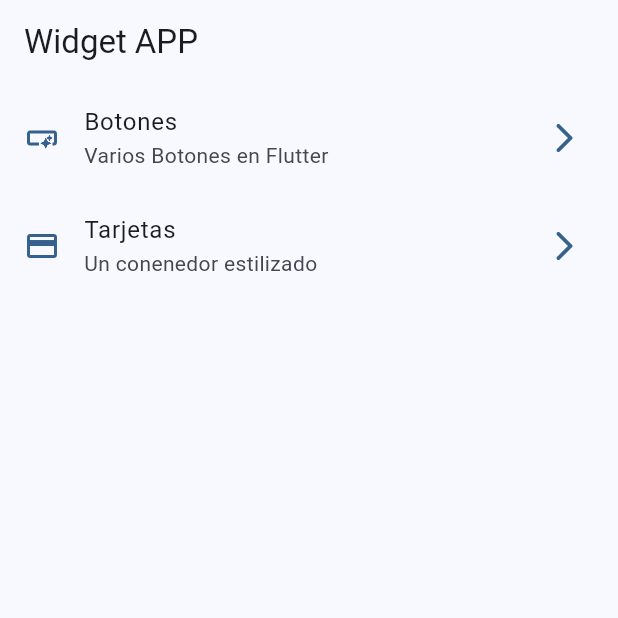
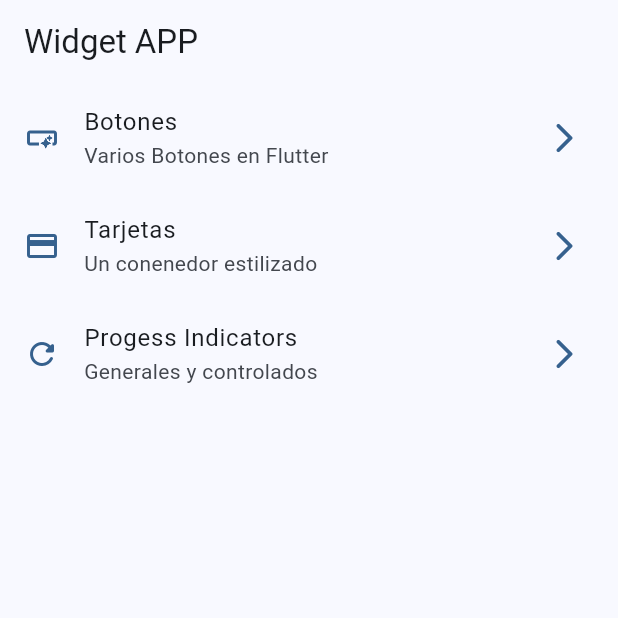
Before and after one commit to EFDEZZ/widgets_app, a Flutter app: the screen it shows after launch, on a phone screen of 412 x 824 dp, the top half of it. Run offline on Flutter 3.47's test engine with Material 3 defaults, Android fonts, the phone set to English and light mode, and no system bars; our stand-ins replace go_router.

Commit message:
profress indicators finished

```diff
--- a/lib/config/menu/items/menu_items.dart
+++ b/lib/config/menu/items/menu_items.dart
@@ -26,4 +26,10 @@ List<MenuItems> appMenuItems = [
     links: "/cards",
     icon: Icons.credit_card
     ),
+  MenuItems(
+    title: "Progess Indicators",
+    subtitle: "Generales y controlados",
+    links: "/progress",
+    icon: Icons.refresh_rounded,
+    ),
 ];
```
Also changed, not shown: lib/presentation/screens/progress/progress_screen.dart (+53 -1 lines).
